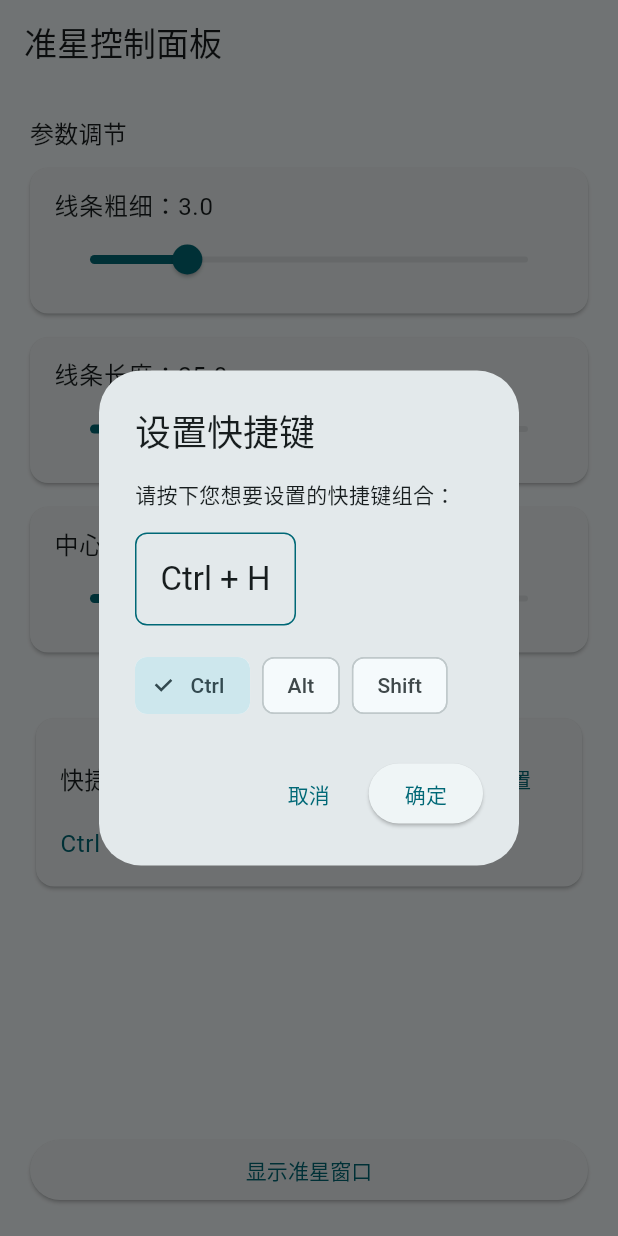
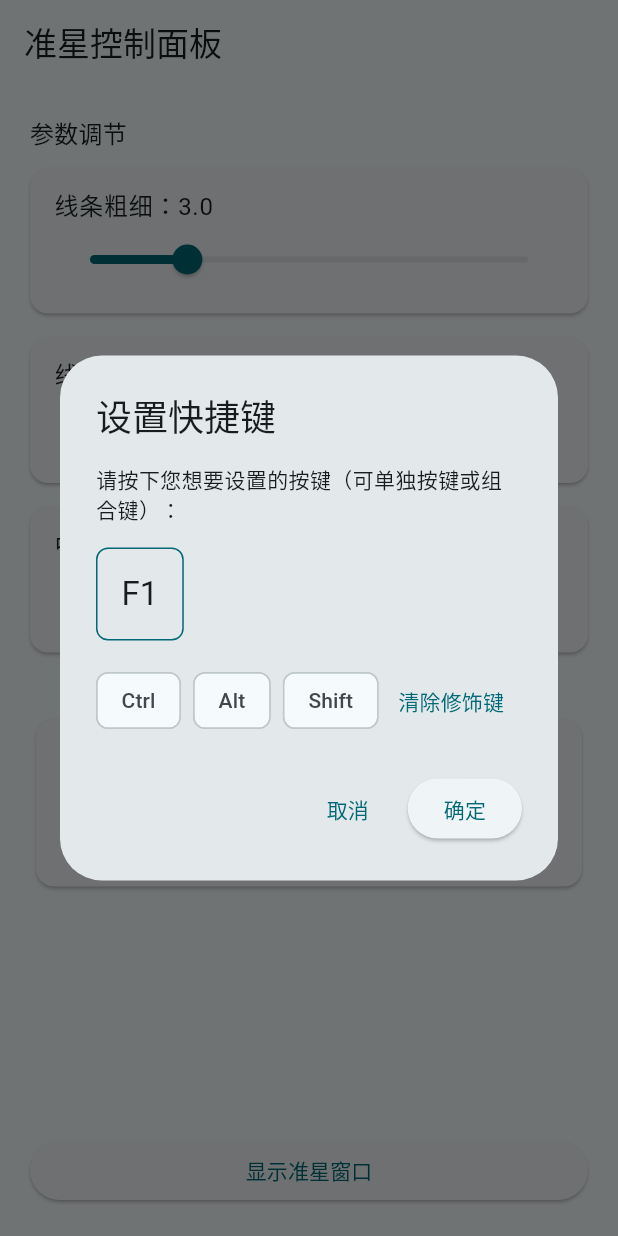
Before and after one commit to LiggMax/foresight, a Flutter app: the screen it shows after launch, after a tap on "设置", on a phone screen of 412 x 824 dp. Run offline on Flutter 3.47's test engine with Material 3 defaults, Android fonts, the light colour scheme and no system bars; our stand-ins replace hive_flutter; missing offline and left inert: dart:ffi; accounts and stored records are empty.

Commit message:
feat(keyboard): 支持单独按键及优化快捷键设置界面
- 修改默认快捷键为 F1，无修饰键
- 支持单独按键触发快捷键功能
- 优化快捷键设置界面布局和交互逻辑
- 添加“清除修饰键”按钮
- 改进按键组合为空时的提示信息
- 修复未设置按键时显示异常的问题

```diff
--- a/lib/keyboard_hook.dart
+++ b/lib/keyboard_hook.dart
@@ -115,6 +115,10 @@ class KeyboardHook {
 
   // Helper: Format key combination string
   static String formatKeyCombo(int modifiers, int vk) {
+    if (vk == 0) {
+      return '未设置';
+    }
+
     final parts = <String>[];
     if ((modifiers & MOD_CONTROL) != 0) parts.add('Ctrl');
     if ((modifiers & MOD_ALT) != 0) parts.add('Alt');
@@ -129,8 +133,13 @@ class KeyboardHook {
     } else {
       keyName = 'Key$vk';
     }
+
+    // If no modifiers, just return the key name
+    if (parts.isEmpty) {
+      return keyName;
+    }
+
     parts.add(keyName);
-
     return parts.join(' + ');
   }
 }
--- a/lib/menu.dart
+++ b/lib/menu.dart
@@ -27,8 +27,8 @@ class _ControlPanelPageState extends State<ControlPanelPage> {
   bool _hiveLoaded = false;
   Box? _settingsBox;
 
-  int _hotkeyModifiers = KeyboardHook.MOD_CONTROL;
-  int _hotkeyVk = 0x48; // H key
+  int _hotkeyModifiers = 0; // 默认无修饰键，单独按键
+  int _hotkeyVk = KeyboardHook.VK_F1; // 默认 F1
 
   @override
   void initState() {
@@ -43,14 +43,14 @@ class _ControlPanelPageState extends State<ControlPanelPage> {
         final strokeValue = _settingsBox!.get(_strokeKey, defaultValue: 3.0);
         final lengthValue = _settingsBox!.get(_lengthKey, defaultValue: 25.0);
         final gapValue = _settingsBox!.get(_gapKey, defaultValue: 8.0);
-        final modifiersValue = _settingsBox!.get(_hotkeyModifiersKey, defaultValue: KeyboardHook.MOD_CONTROL);
-        final vkValue = _settingsBox!.get(_hotkeyVkKey, defaultValue: 0x48);
+        final modifiersValue = _settingsBox!.get(_hotkeyModifiersKey, defaultValue: 0);
+        final vkValue = _settingsBox!.get(_hotkeyVkKey, defaultValue: KeyboardHook.VK_F1);
 
         stroke = (strokeValue is double) ? strokeValue : 3.0;
         length = (lengthValue is double) ? lengthValue : 25.0;
         gap = (gapValue is double) ? gapValue : 8.0;
-        _hotkeyModifiers = (modifiersValue is int) ? modifiersValue : KeyboardHook.MOD_CONTROL;
-        _hotkeyVk = (vkValue is int) ? vkValue : 0x48;
+        _hotkeyModifiers = (modifiersValue is int) ? modifiersValue : 0;
+        _hotkeyVk = (vkValue is int) ? vkValue : KeyboardHook.VK_F1;
         _hiveLoaded = true;
       });
 
@@ -312,7 +312,7 @@ class _HotkeyDialogState extends State<_HotkeyDialog> {
         mainAxisSize: MainAxisSize.min,
         crossAxisAlignment: CrossAxisAlignment.start,
         children: [
-          const Text('请按下您想要设置的快捷键组合：'),
+          const Text('请按下您想要设置的按键（可单独按键或组合键）：'),
           const SizedBox(height: 16),
           Focus(
             autofocus: true,
@@ -333,7 +333,10 @@ class _HotkeyDialogState extends State<_HotkeyDialog> {
             ),
           ),
           const SizedBox(height: 16),
-          Wrap(
+          Row(
+            children: [
+              Expanded(
+                child: Wrap(
                   spacing: 8,
                   children: [
                     FilterChip(
@@ -377,6 +380,17 @@ class _HotkeyDialogState extends State<_HotkeyDialog> {
                     ),
                   ],
                 ),
+              ),
+              TextButton(
+                onPressed: () {
+                  setState(() {
+                    _modifiers = 0;
+                  });
+                },
+                child: const Text('清除修饰键'),
+              ),
+            ],
+          ),
         ],
       ),
       actions: [
@@ -386,12 +400,12 @@ class _HotkeyDialogState extends State<_HotkeyDialog> {
         ),
         ElevatedButton(
           onPressed: () {
-            if (_modifiers != 0 && _vk != 0) {
+            if (_vk != 0) {
               widget.onSave(_modifiers, _vk);
               Navigator.of(context).pop();
             } else {
               ScaffoldMessenger.of(context).showSnackBar(
-                const SnackBar(content: Text('请设置有效的快捷键组合')),
+                const SnackBar(content: Text('请设置有效的按键')),
               );
             }
           },
```
Lines whose indentation alone changed are shown as unchanged.
